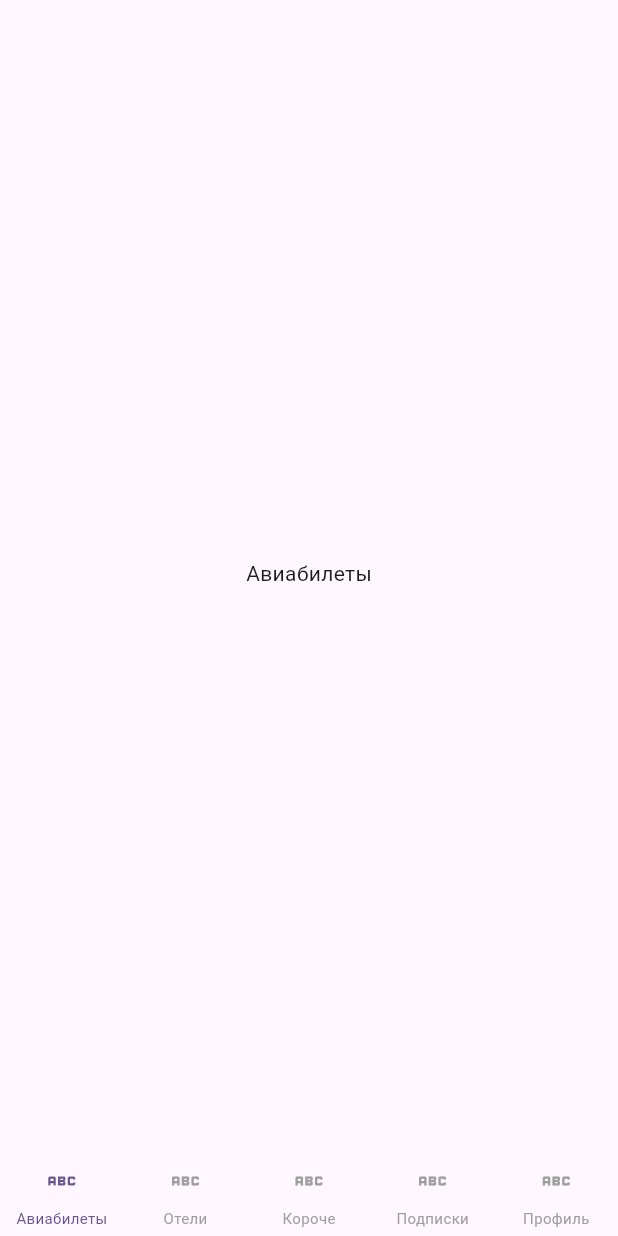
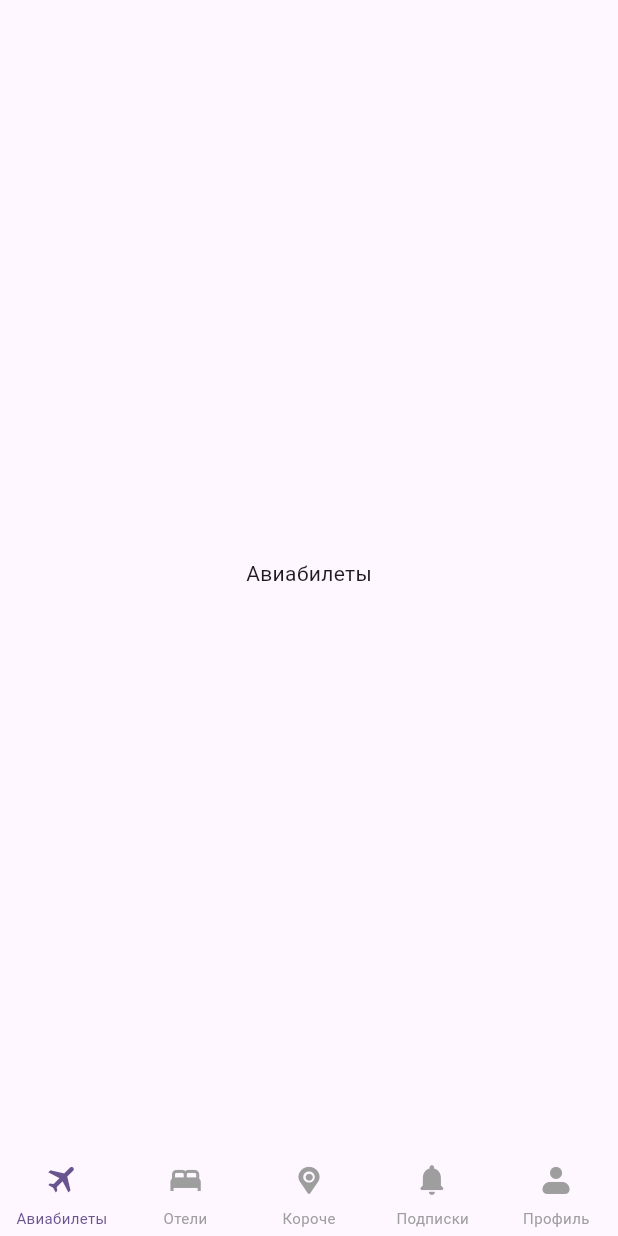
Before and after one commit to ilshatvm/aviasales_clone, a Flutter app: the screen it shows after launch, on a phone screen of 412 x 824 dp. Run offline on Flutter 3.47's test engine with Material 3 defaults, Android fonts, the phone set to English and light mode, and no system bars.

Commit message:
added app icons

```diff
--- /dev/null
+++ b/lib/common/app_icons.dart
@@ -0,0 +1,54 @@
+/// Flutter icons AppIcons
+/// Copyright (C) 2024 by original authors @ fluttericon.com, fontello.com
+/// This font was generated by FlutterIcon.com, which is derived from Fontello.
+///
+/// To use this font, place it in your fonts/ directory and include the
+/// following in your pubspec.yaml
+///
+/// flutter:
+///   fonts:
+///    - family:  AppIcons
+///      fonts:
+///       - asset: fonts/AppIcons.ttf
+///
+///
+/// * Material Design Icons, Copyright (C) Google, Inc
+///         Author:    Google
+///         License:   Apache 2.0 (https://www.apache.org/licenses/LICENSE-2.0)
+///         Homepage:  https://design.google.com/icons/
+///
+import 'package:flutter/widgets.dart';
+
+class AppIcons {
+  AppIcons._();
+
+  static const _kFontFam = 'AppIcons';
+  static const String? _kFontPkg = null;
+
+  static const IconData check_circle = IconData(0xe800, fontFamily: _kFontFam, fontPackage: _kFontPkg);
+  static const IconData airplane = IconData(0xe801, fontFamily: _kFontFam, fontPackage: _kFontPkg);
+  static const IconData air_ticket = IconData(0xe802, fontFamily: _kFontFam, fontPackage: _kFontPkg);
+  static const IconData calendar = IconData(0xe803, fontFamily: _kFontFam, fontPackage: _kFontPkg);
+  static const IconData change = IconData(0xe804, fontFamily: _kFontFam, fontPackage: _kFontPkg);
+  static const IconData check = IconData(0xe805, fontFamily: _kFontFam, fontPackage: _kFontPkg);
+  static const IconData close = IconData(0xe806, fontFamily: _kFontFam, fontPackage: _kFontPkg);
+  static const IconData hotel = IconData(0xe809, fontFamily: _kFontFam, fontPackage: _kFontPkg);
+  static const IconData hotel1 = IconData(0xe80a, fontFamily: _kFontFam, fontPackage: _kFontPkg);
+  static const IconData left_arrow = IconData(0xe80b, fontFamily: _kFontFam, fontPackage: _kFontPkg);
+  static const IconData location = IconData(0xe80c, fontFamily: _kFontFam, fontPackage: _kFontPkg);
+  static const IconData person = IconData(0xe80d, fontFamily: _kFontFam, fontPackage: _kFontPkg);
+  static const IconData plus = IconData(0xe80e, fontFamily: _kFontFam, fontPackage: _kFontPkg);
+  static const IconData profile = IconData(0xe80f, fontFamily: _kFontFam, fontPackage: _kFontPkg);
+  static const IconData search = IconData(0xe810, fontFamily: _kFontFam, fontPackage: _kFontPkg);
+  static const IconData chart = IconData(0xe811, fontFamily: _kFontFam, fontPackage: _kFontPkg);
+  static const IconData fire = IconData(0xe813, fontFamily: _kFontFam, fontPackage: _kFontPkg);
+  static const IconData share = IconData(0xe814, fontFamily: _kFontFam, fontPackage: _kFontPkg);
+  static const IconData filter = IconData(0xe815, fontFamily: _kFontFam, fontPackage: _kFontPkg);
+  static const IconData globe = IconData(0xe816, fontFamily: _kFontFam, fontPackage: _kFontPkg);
+  static const IconData notifications = IconData(0xe817, fontFamily: _kFontFam, fontPackage: _kFontPkg);
+  static const IconData route = IconData(0xe818, fontFamily: _kFontFam, fontPackage: _kFontPkg);
+  static const IconData sample = IconData(0xe819, fontFamily: _kFontFam, fontPackage: _kFontPkg);
+  static const IconData subscriptions = IconData(0xe81a, fontFamily: _kFontFam, fontPackage: _kFontPkg);
+  static const IconData tooltip = IconData(0xe81b, fontFamily: _kFontFam, fontPackage: _kFontPkg);
+  static const IconData r_arrow = IconData(0xe81c, fontFamily: _kFontFam, fontPackage: _kFontPkg);
+}
--- a/lib/main.dart
+++ b/lib/main.dart
@@ -1,3 +1,4 @@
+import 'package:aviasales_clone/common/app_icons.dart';
 import 'package:flutter/material.dart';
 
 void main() {
@@ -50,35 +51,35 @@ class _AppState extends State<App> {
             BottomNavigationBarItem(
               icon: Padding(
                 padding: EdgeInsets.symmetric(vertical: 6.0),
-                child: Icon(Icons.abc),
+                child: Icon(AppIcons.air_ticket),
               ),
               label: "Авиабилеты",
             ),
             BottomNavigationBarItem(
               icon: Padding(
                 padding: EdgeInsets.symmetric(vertical: 6.0),
-                child: Icon(Icons.abc),
+                child: Icon(AppIcons.hotel),
               ),
               label: "Отели",
             ),
             BottomNavigationBarItem(
               icon: Padding(
                 padding: EdgeInsets.symmetric(vertical: 6.0),
-                child: Icon(Icons.abc),
+                child: Icon(AppIcons.location),
               ),
               label: "Короче",
             ),
             BottomNavigationBarItem(
               icon: Padding(
                 padding: EdgeInsets.symmetric(vertical: 6.0),
-                child: Icon(Icons.abc),
+                child: Icon(AppIcons.subscriptions),
               ),
               label: "Подписки",
             ),
             BottomNavigationBarItem(
               icon: Padding(
                 padding: EdgeInsets.symmetric(vertical: 6.0),
-                child: Icon(Icons.abc),
+                child: Icon(AppIcons.profile),
               ),
               label: "Профиль",
             ),
```
Also changed, not shown: pubspec.yaml (+4 -6 lines), assets/fonts/AppIcons.ttf (added).
